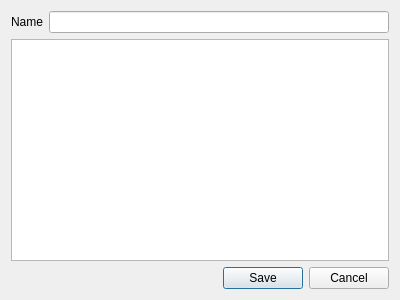
Old version of the form functionsdialog.ui in the repository Kuszki/K-Plots.
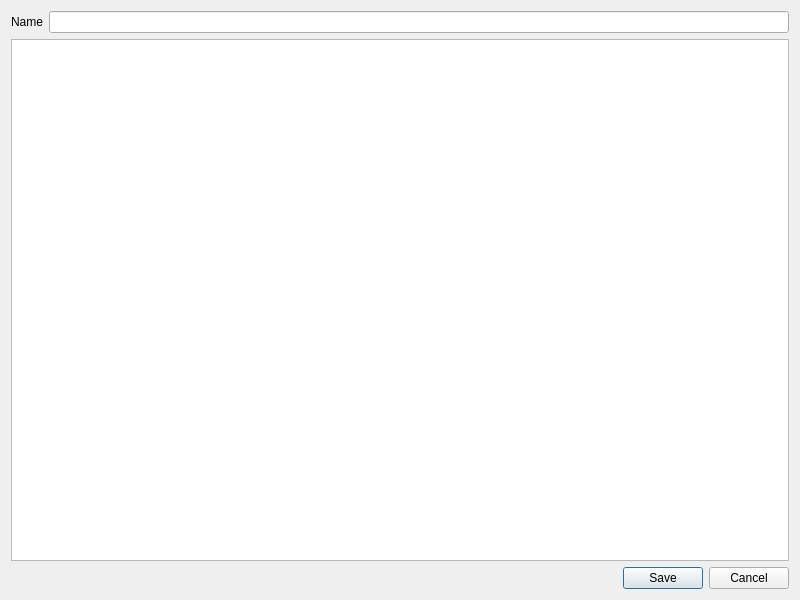
New version of the form. Icons and pictures are not drawn. Custom widgets are drawn as their Qt base class.

Commit message: Implement plot settings save/load

What changed in the file:
```diff
--- a/functionsdialog.ui
+++ b/functionsdialog.ui
@@ -6,8 +6,8 @@
    <rect>
     <x>0</x>
     <y>0</y>
-    <width>400</width>
-    <height>300</height>
+    <width>800</width>
+    <height>600</height>
    </rect>
   </property>
   <property name="windowTitle">
```
Left out of the diff: 3 changed lines with no effect on the pictures. The commit also changes 2 other files.
